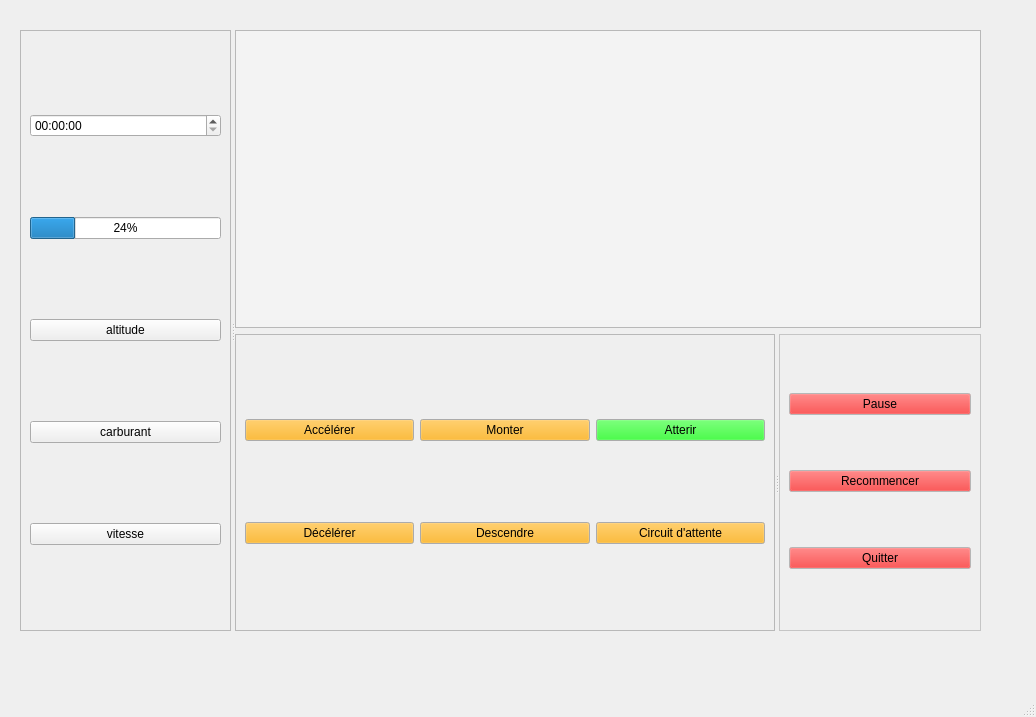
Old version of the form mainwindow.ui in the repository arcreane/python-project-enzo-yasmina.
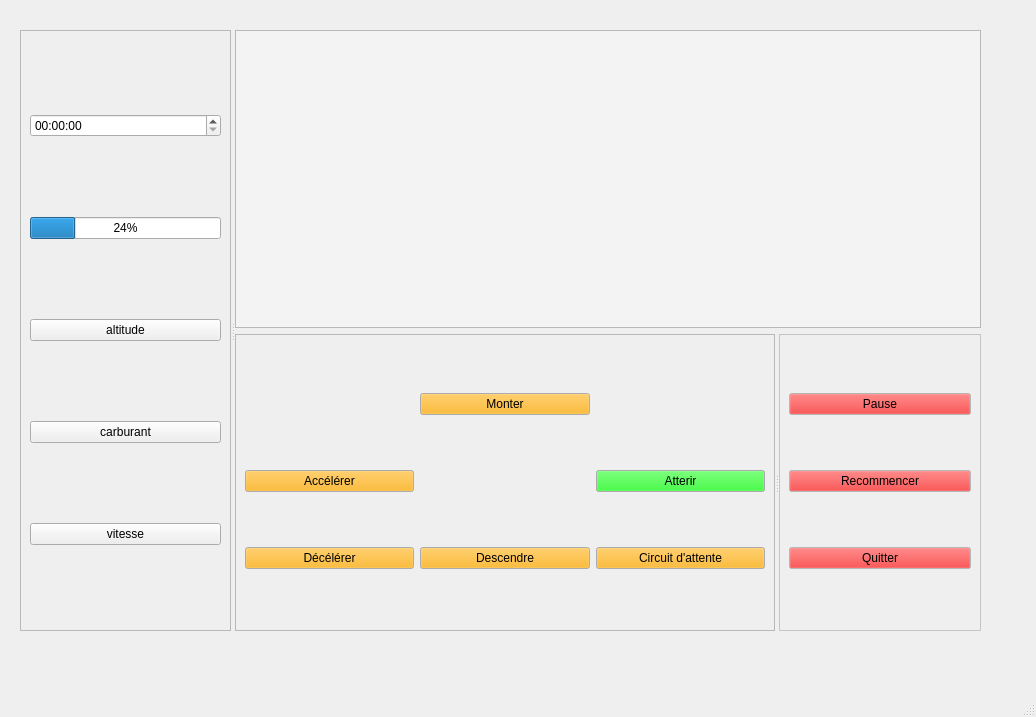
New version of the form.

Commit message: feat : ajout de la piste

```diff
--- a/mainwindow.ui
+++ b/mainwindow.ui
@@ -386,7 +386,7 @@
             </property>
            </widget>
           </item>
-          <item row="1" column="1">
+          <item row="0" column="1">
            <widget class="QPushButton" name="pushButton_10">
             <property name="text">
              <string>Monter</string>
```
